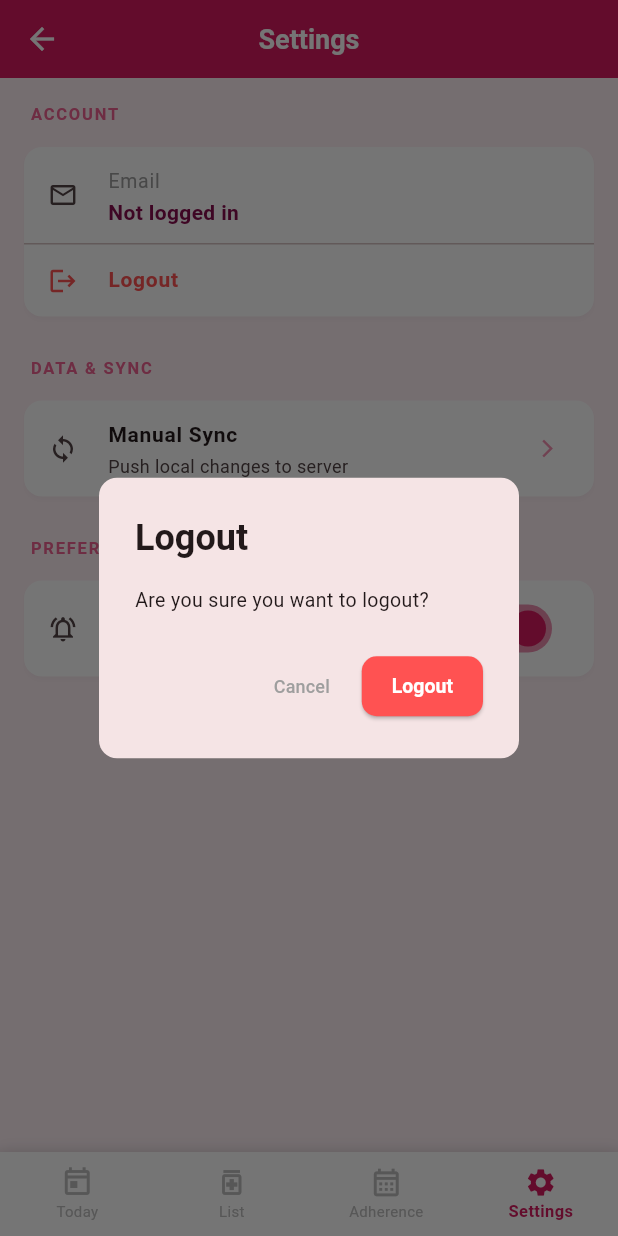
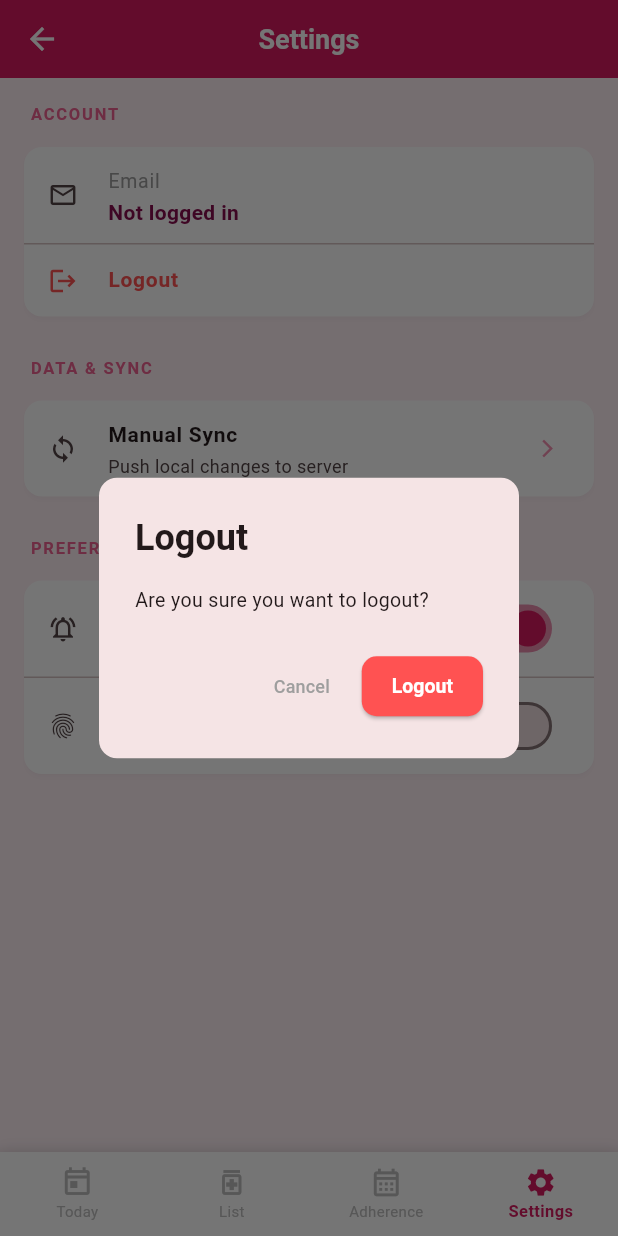
Before and after one commit to josevener/meditracker, a Flutter app: the HomeScreen screen opened directly, item 4 of the bottom bar chosen, after a tap on "Logout", on a phone screen of 412 x 824 dp. Run offline on Flutter 3.47's test engine with Material 3 defaults, Android fonts, the light colour scheme and no system bars; our stand-ins replace connectivity_plus, dio, drift, flutter_local_notifications, flutter_riverpod, local_auth and 3 more; accounts and stored records are empty; generated files the repository leaves out were written again; network calls fail.

Commit message:
Added Biometric Authentication

```diff
--- a/mobile-app/lib/main.dart
+++ b/mobile-app/lib/main.dart
@@ -8,6 +8,7 @@ import 'package:medtrack_mobile/modules/daily_status/daily_status_screen.dart';
 import 'package:medtrack_mobile/services/notification_service.dart';
 import 'package:medtrack_mobile/modules/calendar/calendar_screen.dart';
 import 'package:medtrack_mobile/modules/settings/settings_screen.dart';
+import 'package:medtrack_mobile/modules/settings/biometric_provider.dart';
 
 void main() async {
   WidgetsFlutterBinding.ensureInitialized();
@@ -107,6 +108,7 @@ class HomeScreen extends ConsumerStatefulWidget {
 
 class _HomeScreenState extends ConsumerState<HomeScreen> {
   int _selectedIndex = 0;
+  bool _isAuthenticated = false;
 
   static const List<Widget> _screens = [
     DailyStatusScreen(),
@@ -118,11 +120,55 @@ class _HomeScreenState extends ConsumerState<HomeScreen> {
   @override
   void initState() {
     super.initState();
+    _handleStartup();
+  }
+
+  Future<void> _handleStartup() async {
+    // 1. Sync data in background
     Future.microtask(() => ref.read(syncServiceProvider).sync());
+
+    // 2. Check biometrics
+    final biometricEnabled = ref.read(biometricEnabledProvider);
+    if (biometricEnabled) {
+      final authenticated = await ref.read(biometricServiceProvider).authenticate();
+      if (authenticated) {
+        setState(() => _isAuthenticated = true);
+      } else {
+        // If failed, we could exit or logout, but a common pattern is to keep prompting
+        // or offer a 'Logout' option if they can't get in.
+        // For simplicity, let's just keep authenticated as false which shows a lock screen.
+      }
+    } else {
+      setState(() => _isAuthenticated = true);
+    }
   }
 
   @override
   Widget build(BuildContext context) {
+    if (!_isAuthenticated) {
+      return Scaffold(
+        body: Center(
+          child: Column(
+            mainAxisAlignment: MainAxisAlignment.center,
+            children: [
+              const Icon(Icons.lock_outline, size: 64, color: Colors.pink),
+              const SizedBox(height: 20),
+              const Text('MedTrack is locked', style: TextStyle(fontSize: 18, fontWeight: FontWeight.bold)),
+              const SizedBox(height: 10),
+              ElevatedButton(
+                onPressed: _handleStartup,
+                child: const Text('Unlock with Biometrics'),
+              ),
+              TextButton(
+                onPressed: () => ref.read(authProvider.notifier).logout(),
+                child: const Text('Logout'),
+              ),
+            ],
+          ),
+        ),
+      );
+    }
+
     return Scaffold(
       appBar: _selectedIndex == 3
           ? null // Settings screen has its own AppBar
--- /dev/null
+++ b/mobile-app/lib/modules/settings/biometric_provider.dart
@@ -0,0 +1,28 @@
+import 'package:flutter_riverpod/flutter_riverpod.dart';
+import 'package:shared_preferences/shared_preferences.dart';
+import 'package:medtrack_mobile/services/biometric_service.dart';
+
+final biometricServiceProvider = Provider((ref) => BiometricService());
+
+class BiometricNotifier extends StateNotifier<bool> {
+  BiometricNotifier() : super(false) {
+    _loadPreference();
+  }
+
+  static const _prefKey = 'biometric_enabled';
+
+  Future<void> _loadPreference() async {
+    final prefs = await SharedPreferences.getInstance();
+    state = prefs.getBool(_prefKey) ?? false;
+  }
+
+  Future<void> toggle(bool enabled) async {
+    final prefs = await SharedPreferences.getInstance();
+    await prefs.setBool(_prefKey, enabled);
+    state = enabled;
+  }
+}
+
+final biometricEnabledProvider = StateNotifierProvider<BiometricNotifier, bool>((ref) {
+  return BiometricNotifier();
+});
--- a/mobile-app/lib/modules/settings/settings_screen.dart
+++ b/mobile-app/lib/modules/settings/settings_screen.dart
@@ -2,6 +2,7 @@ import 'package:flutter/material.dart';
 import 'package:flutter_riverpod/flutter_riverpod.dart';
 import 'package:medtrack_mobile/modules/auth/auth_provider.dart';
 import 'package:medtrack_mobile/modules/medications/medication_provider.dart';
+import 'package:medtrack_mobile/modules/settings/biometric_provider.dart';
 import 'package:medtrack_mobile/widgets/confirmation_dialog.dart';
 
 class SettingsScreen extends ConsumerWidget {
@@ -83,6 +84,40 @@ class SettingsScreen extends ConsumerWidget {
                   },
                   activeColor: Colors.pink.shade600,
                 ),
+                const Divider(height: 1),
+                Consumer(
+                  builder: (context, ref, child) {
+                    final biometricEnabled = ref.watch(biometricEnabledProvider);
+                    return SwitchListTile(
+                      dense: true,
+                      secondary: const Icon(Icons.fingerprint, size: 20),
+                      title: const Text('Biometric Auth', style: TextStyle(fontSize: 14, fontWeight: FontWeight.bold)),
+                      subtitle: const Text('Use Fingerprint/FaceID to unlock', style: TextStyle(fontSize: 12)),
+                      value: biometricEnabled,
+                      onChanged: (val) async {
+                        if (val) {
+                          final available = await ref.read(biometricServiceProvider).isBiometricAvailable();
+                          if (!available) {
+                            if (context.mounted) {
+                              ScaffoldMessenger.of(context).showSnackBar(
+                                const SnackBar(content: Text('Biometrics not available on this device')),
+                              );
+                            }
+                            return;
+                          }
+                          // Verify biometrics once before enabling
+                          final authenticated = await ref.read(biometricServiceProvider).authenticate();
+                          if (authenticated) {
+                            await ref.read(biometricEnabledProvider.notifier).toggle(true);
+                          }
+                        } else {
+                          await ref.read(biometricEnabledProvider.notifier).toggle(false);
+                        }
+                      },
+                      activeColor: Colors.pink.shade600,
+                    );
+                  },
+                ),
               ],
             ),
           ),
--- /dev/null
+++ b/mobile-app/lib/services/biometric_service.dart
@@ -0,0 +1,38 @@
+import 'package:local_auth/local_auth.dart';
+import 'package:flutter/services.dart';
+
+class BiometricService {
+  final LocalAuthentication _auth = LocalAuthentication();
+
+  Future<bool> isBiometricAvailable() async {
+    try {
+      final bool canAuthenticateWithBiometrics = await _auth.canCheckBiometrics;
+      final bool canAuthenticate = canAuthenticateWithBiometrics || await _auth.isDeviceSupported();
+      return canAuthenticate;
+    } on PlatformException catch (e) {
+      print('Biometric availability error: $e');
+      return false;
+    }
+  }
+
+  Future<bool> authenticate() async {
+    try {
+      return await _auth.authenticate(
+        localizedReason: 'Please authenticate to access MedTrack',
+        biometricOnly: false,
+      );
+    } on PlatformException catch (e) {
+      print('Authentication error: $e');
+      return false;
+    }
+  }
+
+  Future<List<BiometricType>> getAvailableBiometrics() async {
+    try {
+      return await _auth.getAvailableBiometrics();
+    } on PlatformException catch (e) {
+      print('Get biometrics error: $e');
+      return <BiometricType>[];
+    }
+  }
+}
--- a/mobile-app/pubspec.yaml
+++ b/mobile-app/pubspec.yaml
@@ -24,6 +24,7 @@ dependencies:
   table_calendar: ^3.1.2
   path_provider: ^2.1.5
   timezone: ^0.9.4
+  local_auth: ^3.0.1
 
 dev_dependencies:
   flutter_test:
```
Also changed, not shown: mobile-app/pubspec.lock, 6 other files.
